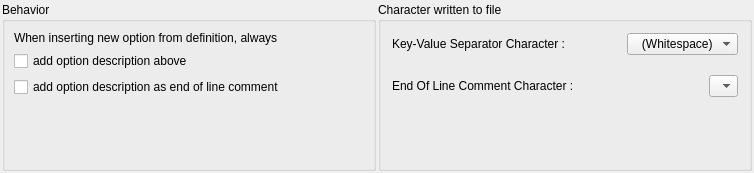
The window that src/option/solveroptionsetting.ui (GAMS-dev/studio) describes before a commit, drawn with Qt 5.
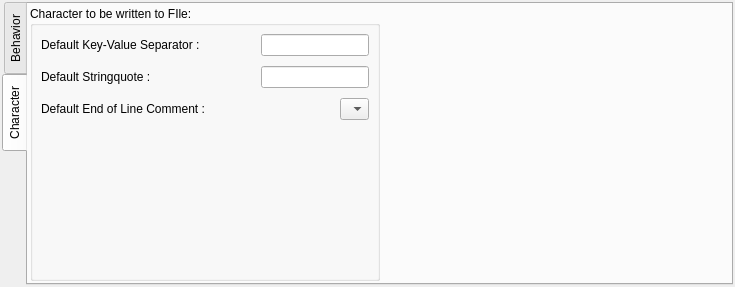
The same window after the commit.

Commit message: read default separator and stringquote value; update Setting tabwidget to show the values

```diff
--- a/src/option/solveroptionsetting.ui
+++ b/src/option/solveroptionsetting.ui
@@ -6,8 +6,8 @@
    <rect>
     <x>0</x>
     <y>0</y>
-    <width>754</width>
-    <height>173</height>
+    <width>735</width>
+    <height>287</height>
    </rect>
   </property>
   <property name="sizePolicy">
@@ -19,7 +19,7 @@
   <property name="windowTitle">
    <string>Form</string>
   </property>
-  <layout class="QHBoxLayout" name="horizontalLayout">
+  <layout class="QVBoxLayout" name="verticalLayout_3">
    <property name="spacing">
     <number>2</number>
    </property>
@@ -36,21 +36,31 @@
     <number>2</number>
    </property>
    <item>
-    <widget class="QGroupBox" name="commentGroupBox">
-     <property name="sizePolicy">
-      <sizepolicy hsizetype="Expanding" vsizetype="Preferred">
-       <horstretch>0</horstretch>
-       <verstretch>0</verstretch>
-      </sizepolicy>
+    <widget class="QTabWidget" name="tabWidget">
+     <property name="tabPosition">
+      <enum>QTabWidget::West</enum>
      </property>
-     <property name="title">
+     <property name="currentIndex">
+      <number>1</number>
+     </property>
+     <property name="elideMode">
+      <enum>Qt::ElideNone</enum>
+     </property>
+     <widget class="QWidget" name="behaviorTab">
+      <attribute name="title">
       <string>Behavior</string>
-     </property>
-     <layout class="QVBoxLayout" name="verticalLayout">
+      </attribute>
+      <layout class="QHBoxLayout" name="horizontalLayout_5">
+       <item>
+        <widget class="QGroupBox" name="insertingNewOptionGroupBox">
+         <property name="title">
+          <string>When inserting new option from definition:</string>
+         </property>
+         <layout class="QVBoxLayout" name="verticalLayout_4">
       <item>
-       <widget class="QLabel" name="label">
+           <widget class="QCheckBox" name="overrideExistingOptionCheckBox">
         <property name="text">
-         <string>When inserting new option from definition, always</string>
+             <string>override existing option, if there is any</string>
         </property>
        </widget>
       </item>
@@ -63,7 +73,7 @@
          </sizepolicy>
         </property>
         <property name="text">
-         <string>add option description above</string>
+             <string>add option description as comment above</string>
         </property>
        </widget>
       </item>
@@ -97,31 +107,66 @@
     </widget>
    </item>
    <item>
-    <widget class="QGroupBox" name="readwriteGroupBox">
+        <spacer name="behaviorHSpacer">
+         <property name="orientation">
+          <enum>Qt::Horizontal</enum>
+         </property>
+         <property name="sizeHint" stdset="0">
+          <size>
+           <width>40</width>
+           <height>20</height>
+          </size>
+         </property>
+        </spacer>
+       </item>
+      </layout>
+     </widget>
+     <widget class="QWidget" name="characterTab">
      <property name="sizePolicy">
-      <sizepolicy hsizetype="Expanding" vsizetype="Preferred">
+       <sizepolicy hsizetype="Expanding" vsizetype="Expanding">
        <horstretch>0</horstretch>
        <verstretch>0</verstretch>
       </sizepolicy>
      </property>
+      <attribute name="title">
+       <string>Character</string>
+      </attribute>
+      <layout class="QHBoxLayout" name="horizontalLayout_6" stretch="0,0">
+       <property name="spacing">
+        <number>2</number>
+       </property>
+       <property name="leftMargin">
+        <number>2</number>
+       </property>
+       <property name="topMargin">
+        <number>2</number>
+       </property>
+       <property name="rightMargin">
+        <number>2</number>
+       </property>
+       <property name="bottomMargin">
+        <number>2</number>
+       </property>
+       <item>
+        <widget class="QGroupBox" name="characterGroupBox">
      <property name="title">
-      <string>Character written to file</string>
-     </property>
-     <layout class="QVBoxLayout" name="verticalLayout_2">
+          <string>Character to be written to FIle:</string>
+         </property>
+         <layout class="QVBoxLayout" name="verticalLayout_6">
       <property name="spacing">
-       <number>2</number>
+           <number>6</number>
       </property>
       <property name="leftMargin">
-       <number>2</number>
+           <number>6</number>
       </property>
       <property name="topMargin">
-       <number>2</number>
+           <number>6</number>
       </property>
       <property name="rightMargin">
-       <number>2</number>
+           <number>6</number>
       </property>
       <property name="bottomMargin">
-       <number>2</number>
+           <number>6</number>
       </property>
       <item>
        <widget class="QWidget" name="separatorWidget" native="true">
@@ -132,10 +177,25 @@
          </sizepolicy>
         </property>
         <layout class="QHBoxLayout" name="horizontalLayout_2">
+             <property name="spacing">
+              <number>2</number>
+             </property>
+             <property name="leftMargin">
+              <number>2</number>
+             </property>
+             <property name="topMargin">
+              <number>2</number>
+             </property>
+             <property name="rightMargin">
+              <number>2</number>
+             </property>
+             <property name="bottomMargin">
+              <number>2</number>
+             </property>
          <item>
           <widget class="QLabel" name="separatorLabel">
            <property name="text">
-            <string>Key-Value Separator Character :</string>
+                <string>Default Key-Value Separator :</string>
            </property>
           </widget>
          </item>
@@ -153,29 +213,70 @@
           </spacer>
          </item>
          <item>
-          <widget class="QComboBox" name="separatorCharComboBox">
+              <widget class="QLineEdit" name="defaultSeparatorLineEdit">
            <property name="sizePolicy">
-            <sizepolicy hsizetype="Minimum" vsizetype="Minimum">
+                <sizepolicy hsizetype="Preferred" vsizetype="Preferred">
              <horstretch>0</horstretch>
              <verstretch>0</verstretch>
             </sizepolicy>
            </property>
-           <property name="currentText">
-            <string>   (Whitespace) </string>
-           </property>
-           <property name="sizeAdjustPolicy">
-            <enum>QComboBox::AdjustToContentsOnFirstShow</enum>
-           </property>
+               <property name="readOnly">
+                <bool>true</bool>
+               </property>
+              </widget>
+             </item>
+            </layout>
+           </widget>
+          </item>
+          <item>
+           <widget class="QWidget" name="stringquoteWidget" native="true">
+            <layout class="QHBoxLayout" name="horizontalLayout">
+             <property name="spacing">
+              <number>2</number>
+             </property>
+             <property name="leftMargin">
+              <number>2</number>
+             </property>
+             <property name="topMargin">
+              <number>2</number>
+             </property>
+             <property name="rightMargin">
+              <number>2</number>
+             </property>
+             <property name="bottomMargin">
+              <number>2</number>
+             </property>
            <item>
+              <widget class="QLabel" name="stringquoteLabel">
             <property name="text">
-             <string>   (Whitespace) </string>
-            </property>
+                <string>Default Stringquote :</string>
+               </property>
+              </widget>
            </item>
            <item>
-            <property name="text">
-             <string>= (Equals)</string>
-            </property>
-           </item>
+              <spacer name="stringquoteHSpacer">
+               <property name="orientation">
+                <enum>Qt::Horizontal</enum>
+               </property>
+               <property name="sizeHint" stdset="0">
+                <size>
+                 <width>40</width>
+                 <height>20</height>
+                </size>
+               </property>
+              </spacer>
+             </item>
+             <item>
+              <widget class="QLineEdit" name="defaultStringquoteLineEdit">
+               <property name="sizePolicy">
+                <sizepolicy hsizetype="Preferred" vsizetype="Preferred">
+                 <horstretch>0</horstretch>
+                 <verstretch>0</verstretch>
+                </sizepolicy>
+               </property>
+               <property name="readOnly">
+                <bool>true</bool>
+               </property>
           </widget>
          </item>
         </layout>
@@ -190,10 +291,25 @@
          </sizepolicy>
         </property>
         <layout class="QHBoxLayout" name="horizontalLayout_3">
+             <property name="spacing">
+              <number>2</number>
+             </property>
+             <property name="leftMargin">
+              <number>2</number>
+             </property>
+             <property name="topMargin">
+              <number>2</number>
+             </property>
+             <property name="rightMargin">
+              <number>2</number>
+             </property>
+             <property name="bottomMargin">
+              <number>2</number>
+             </property>
          <item>
           <widget class="QLabel" name="eolCommentLabel">
            <property name="text">
-            <string>End Of Line Comment Character :</string>
+                <string>Default End of Line Comment :</string>
            </property>
           </widget>
          </item>
@@ -240,6 +356,23 @@
        </spacer>
       </item>
      </layout>
+        </widget>
+       </item>
+       <item>
+        <spacer name="characterHSpacer">
+         <property name="orientation">
+          <enum>Qt::Horizontal</enum>
+         </property>
+         <property name="sizeHint" stdset="0">
+          <size>
+           <width>40</width>
+           <height>20</height>
+          </size>
+         </property>
+        </spacer>
+       </item>
+      </layout>
+     </widget>
     </widget>
    </item>
   </layout>
```
Lines whose indentation alone changed are shown as unchanged. The commit also changes 8 other files.
